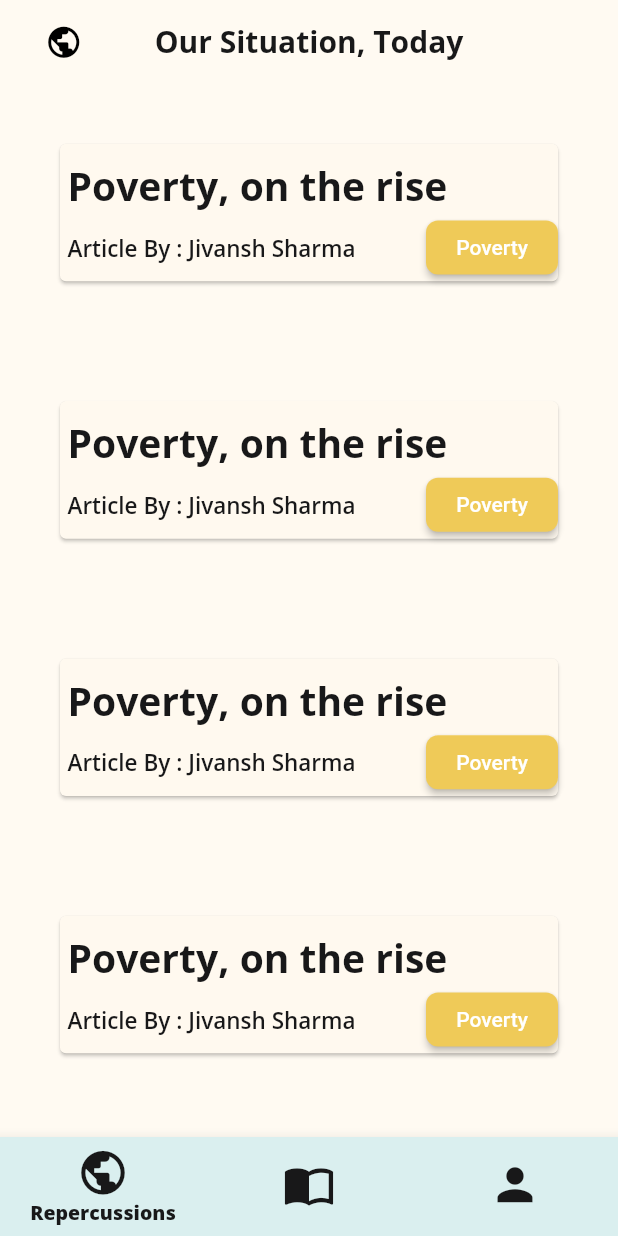
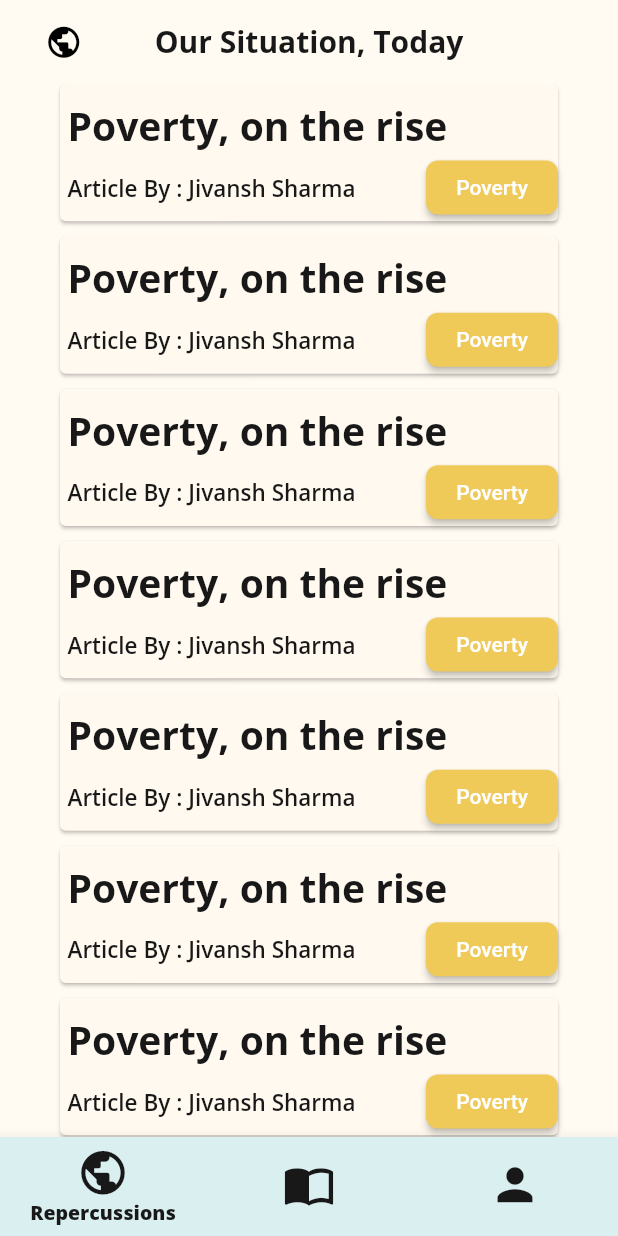
Before and after one commit to tofuSwag/wakeup-exun, a Flutter app: the screen it shows after launch, on a phone screen of 412 x 824 dp. Run offline on Flutter 3.47's test engine with Material 2 defaults, Android fonts, the phone set to English and light mode, and no system bars.

Commit message:
make news clickable

```diff
--- a/lib/components/news.dart
+++ b/lib/components/news.dart
@@ -51,9 +51,11 @@ class _NewsState extends State<News> {
     };
 
     return Card(
-      margin: EdgeInsets.all(40),
+      margin: EdgeInsets.only(left: 40, right: 40, bottom: 10),
       color: Palette.cardBackground,
       elevation: 1.0,
+      child: InkWell(
+        onTap: ()=> print("$_newsTitle"),
         child: Container(
           height: _screenHeight / 9,
           width: _screenWidth,
@@ -72,7 +74,8 @@ class _NewsState extends State<News> {
                 children: [
                   Padding(
                     padding: const EdgeInsets.only(left: 5),
-                  child: Text("Article By : $_newsAuthor", style: authorTheme),
+                    child:
+                        Text("Article By : $_newsAuthor", style: authorTheme),
                   ),
                   RaisedButton(
                     shape: RoundedRectangleBorder(
@@ -88,6 +91,7 @@ class _NewsState extends State<News> {
             ],
           ),
         ),
+      ),
     );
   }
 }
--- a/lib/screens/home.dart
+++ b/lib/screens/home.dart
@@ -35,7 +35,11 @@ class _HomeScreenState extends State<HomeScreen> {
       dataOfNews,
       dataOfNews,
       dataOfNews,
-      dataOfNews
+      dataOfNews,
+      dataOfNews,
+      dataOfNews,
+      dataOfNews,
+      dataOfNews,
     ];
     final double screenHeight = MediaQuery.of(context).size.height;
     final double screenWidth = MediaQuery.of(context).size.width;
```
Lines whose indentation alone changed are shown as unchanged.
